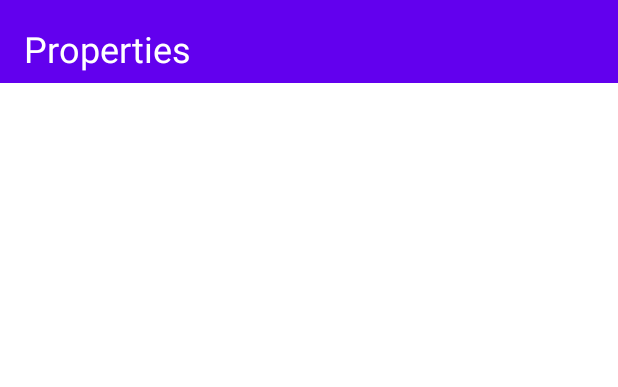
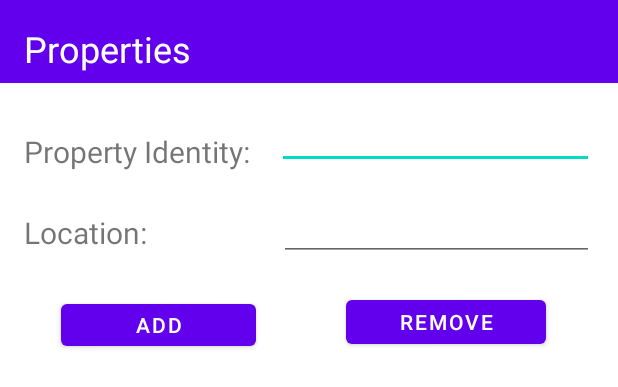
Before and after one commit to mafu-rahman/Tenant-Management, an Android app: the layout activity_main.xml on its own in the app's theme, with its tools: preview values and no code run, on a phone screen of 412 x 824 dp. Shown: the top 387 px of the screen. Run offline under Robolectric (Android 15) with nearby library versions, the phone set to English and light mode, and no system bars.

Commit message:
changed the UI

```diff
--- a/app/src/main/res/layout/activity_main.xml
+++ b/app/src/main/res/layout/activity_main.xml
@@ -31,16 +31,84 @@
         app:layout_constraintStart_toStartOf="@+id/toolbar"
         app:layout_constraintTop_toTopOf="parent" />
 
-    <androidx.constraintlayout.widget.ConstraintLayout
+    <EditText
+        android:id="@+id/inputPropertyName"
+        android:layout_width="211dp"
+        android:layout_height="37dp"
+        android:layout_marginTop="20dp"
+        android:layout_marginEnd="16dp"
+        android:ems="10"
+        android:inputType="textPersonName"
+        app:layout_constraintEnd_toEndOf="parent"
+        app:layout_constraintTop_toBottomOf="@+id/toolbar" />
+
+    <EditText
+        android:id="@+id/inputLocation"
+        android:layout_width="210dp"
+        android:layout_height="41dp"
+        android:layout_marginTop="20dp"
+        android:layout_marginEnd="16dp"
+        android:ems="10"
+        android:inputType="textPersonName"
+        app:layout_constraintEnd_toEndOf="parent"
+        app:layout_constraintTop_toBottomOf="@+id/inputPropertyName" />
+
+    <TextView
+        android:id="@+id/textView"
+        android:layout_width="155dp"
+        android:layout_height="26dp"
+        android:layout_marginStart="16dp"
+        android:layout_marginTop="32dp"
+        android:text="Property Identity:"
+        android:textSize="20sp"
+        app:layout_constraintEnd_toStartOf="@+id/inputPropertyName"
+        app:layout_constraintHorizontal_bias="0.0"
+        app:layout_constraintStart_toStartOf="parent"
+        app:layout_constraintTop_toBottomOf="@+id/toolbar" />
+
+    <TextView
+        android:id="@+id/textView2"
+        android:layout_width="101dp"
+        android:layout_height="27dp"
+        android:layout_marginStart="16dp"
+        android:layout_marginTop="28dp"
+        android:text="Location:"
+        android:textSize="20sp"
+        app:layout_constraintEnd_toStartOf="@+id/inputLocation"
+        app:layout_constraintHorizontal_bias="0.0"
+        app:layout_constraintStart_toStartOf="parent"
+        app:layout_constraintTop_toBottomOf="@+id/textView" />
+
+    <Button
+        android:id="@+id/buttonAdd"
+        android:layout_width="130dp"
+        android:layout_height="40dp"
+        android:layout_marginStart="40dp"
+        android:layout_marginTop="28dp"
+        android:text="Add"
+        app:layout_constraintEnd_toStartOf="@+id/buttonRemove"
+        app:layout_constraintHorizontal_bias="0.016"
+        app:layout_constraintStart_toStartOf="parent"
+        app:layout_constraintTop_toBottomOf="@+id/textView2" />
+
+    <Button
+        android:id="@+id/buttonRemove"
+        android:layout_width="133dp"
+        android:layout_height="41dp"
+        android:layout_marginTop="20dp"
+        android:layout_marginEnd="48dp"
+        android:text="Remove"
+        app:layout_constraintEnd_toEndOf="parent"
+        app:layout_constraintTop_toBottomOf="@+id/inputLocation" />
+
+    <ListView
         android:id="@+id/listProperty"
-        android:layout_width="396dp"
-        android:layout_height="670dp"
+        android:layout_width="407dp"
+        android:layout_height="480dp"
+        android:layout_marginEnd="4dp"
         app:layout_constraintBottom_toBottomOf="parent"
         app:layout_constraintEnd_toEndOf="parent"
-        app:layout_constraintHorizontal_bias="0.466"
         app:layout_constraintStart_toStartOf="parent"
-        app:layout_constraintTop_toBottomOf="@+id/toolbar"
-        app:layout_constraintVertical_bias="0.0">
+        app:layout_constraintTop_toBottomOf="@+id/buttonAdd" />
 
-    </androidx.constraintlayout.widget.ConstraintLayout>
 </androidx.constraintlayout.widget.ConstraintLayout>
```
